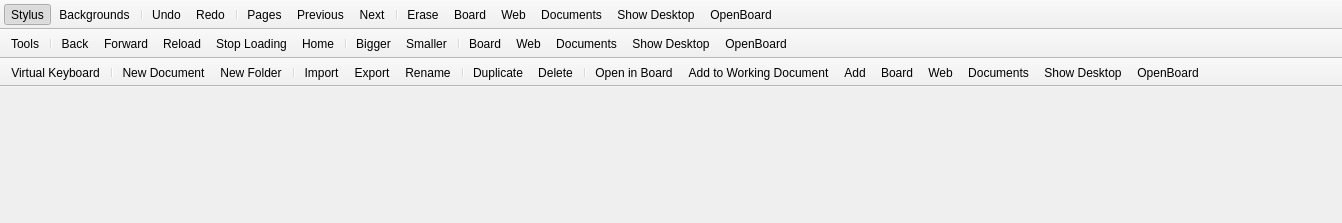
GavinSmith0123/OpenBoard, file resources/forms/mainWindow.ui: the form before one commit.
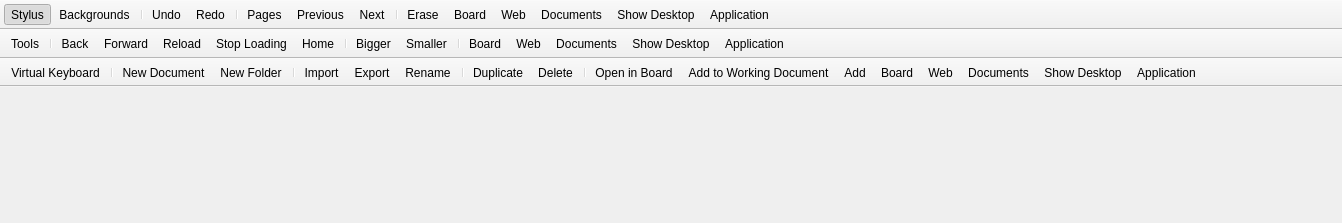
The form after the commit. Icons and pictures are not drawn.

Commit message: minor changes for generic branding

```diff
--- a/resources/forms/mainWindow.ui
+++ b/resources/forms/mainWindow.ui
@@ -622,7 +622,7 @@
      <normaloff>:/images/toolbar/menu.png</normaloff>:/images/toolbar/menu.png</iconset>
    </property>
    <property name="text">
-    <string>OpenBoard</string>
+    <string>Application</string>
    </property>
    <property name="toolTip">
     <string>OpenBoard</string>
```
Left out of the diff: 4 changed lines with no effect on the pictures.
